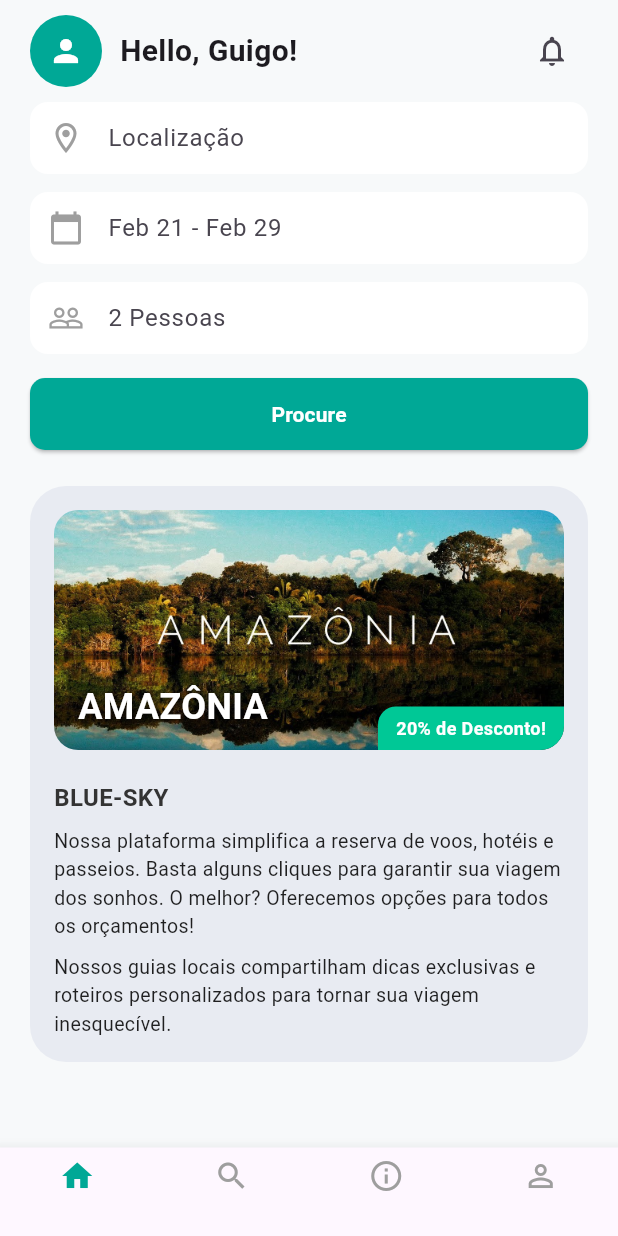
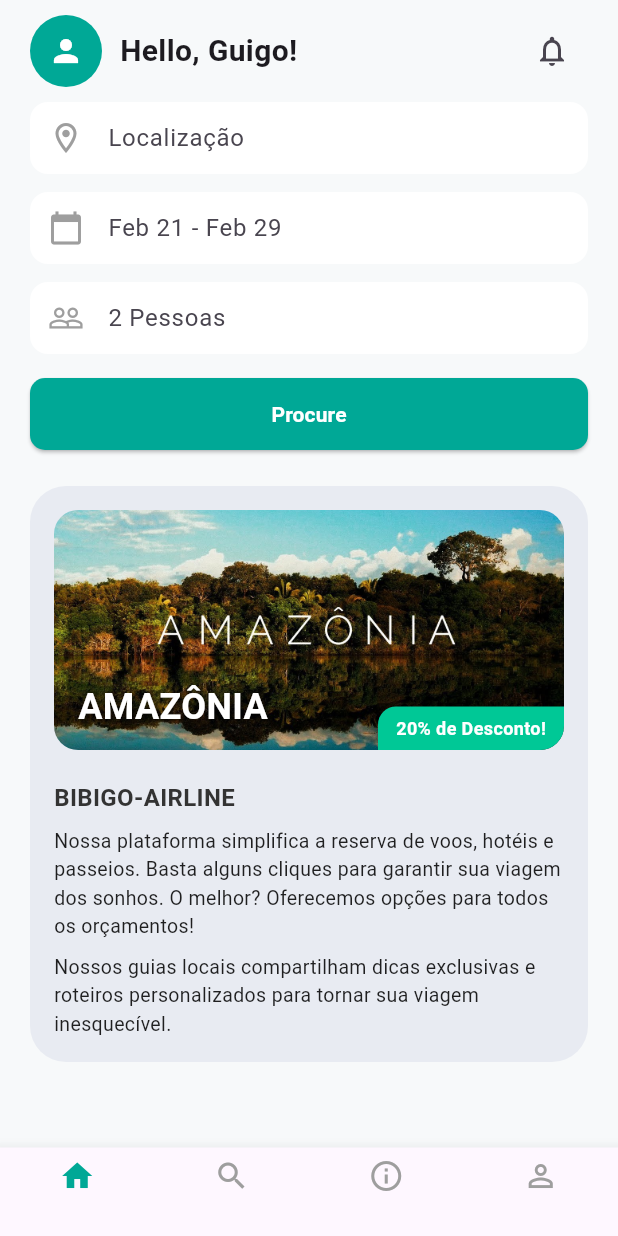
Before and after one commit to GuigohC0D3/appguigoplane, a Flutter app: the HomeScreen screen opened directly, on a phone screen of 412 x 824 dp. Run offline on Flutter 3.47's test engine with Material 3 defaults, Android fonts, the phone set to English and light mode, and no system bars.

Commit message:
"Salvando alterações locais antes do merge"

```diff
--- a/appbibigoairplane/lib/screens/home_screen.dart
+++ b/appbibigoairplane/lib/screens/home_screen.dart
@@ -151,7 +151,7 @@ class HomeScreen extends StatelessWidget {
                     ),
                     const SizedBox(height: 20),
                     const Text(
-                      'BLUE-SKY',
+                      'BIBIGO-AIRLINE',
                       style: TextStyle(
                         fontSize: 16,
                         fontWeight: FontWeight.bold,
```
